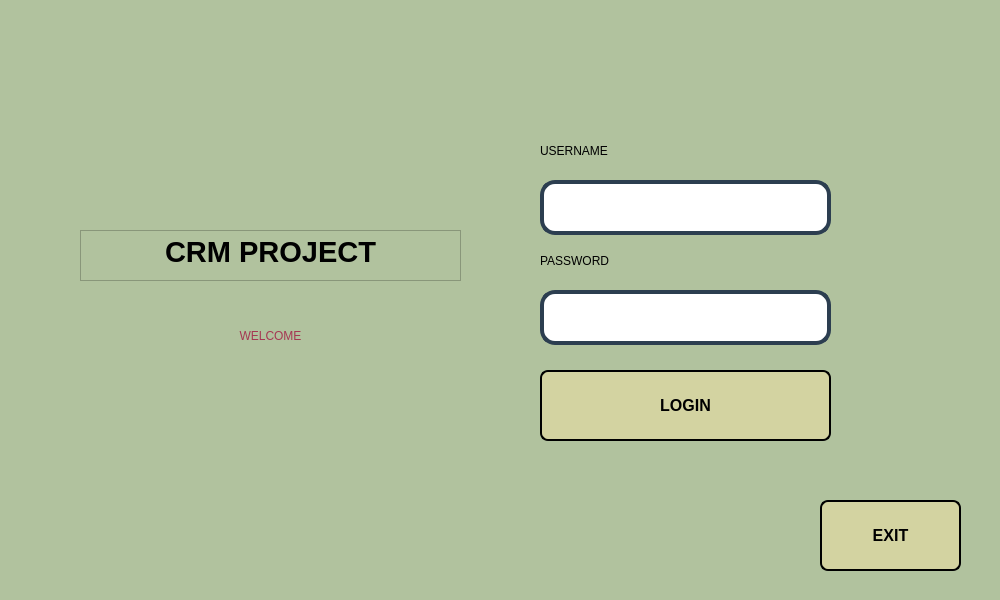
Qt form UIs/login.ui (werhereitacademy/Python-Module-Week7) before a commit.
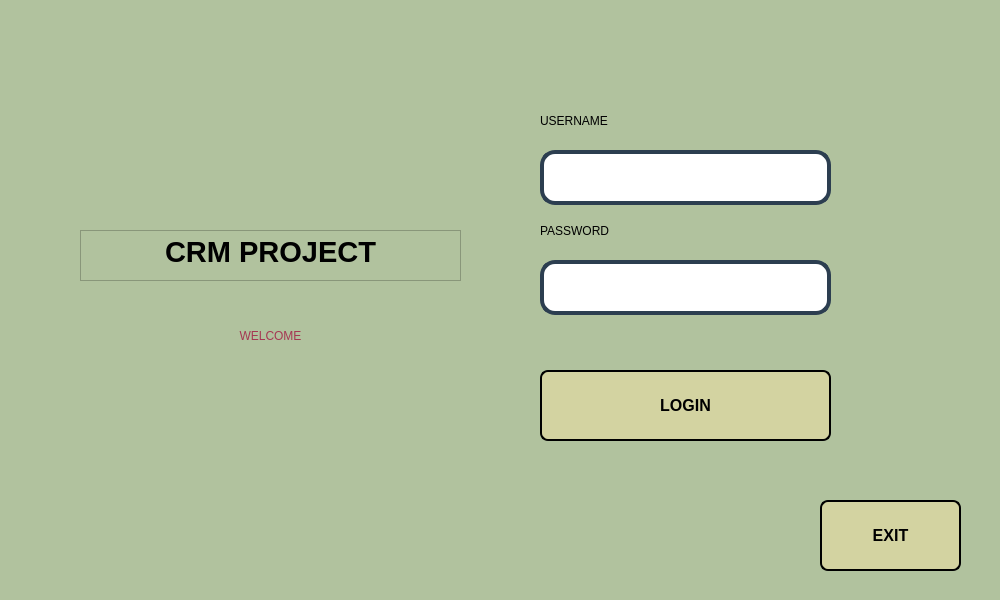
The same form after that commit.

```diff
--- a/UIs/login.ui
+++ b/UIs/login.ui
@@ -10,6 +10,24 @@
     <height>600</height>
    </rect>
   </property>
+  <property name="sizePolicy">
+   <sizepolicy hsizetype="Fixed" vsizetype="Fixed">
+    <horstretch>0</horstretch>
+    <verstretch>0</verstretch>
+   </sizepolicy>
+  </property>
+  <property name="minimumSize">
+   <size>
+    <width>1000</width>
+    <height>600</height>
+   </size>
+  </property>
+  <property name="maximumSize">
+   <size>
+    <width>1000</width>
+    <height>600</height>
+   </size>
+  </property>
   <property name="windowTitle">
    <string>Dialog</string>
   </property>
@@ -78,7 +96,7 @@
    <property name="geometry">
     <rect>
      <x>540</x>
-     <y>180</y>
+     <y>150</y>
      <width>291</width>
      <height>55</height>
     </rect>
@@ -104,7 +122,7 @@
    <property name="geometry">
     <rect>
      <x>540</x>
-     <y>290</y>
+     <y>260</y>
      <width>291</width>
      <height>55</height>
     </rect>
@@ -136,7 +154,7 @@
    <property name="geometry">
     <rect>
      <x>540</x>
-     <y>140</y>
+     <y>110</y>
      <width>191</width>
      <height>21</height>
     </rect>
@@ -152,7 +170,7 @@
    <property name="geometry">
     <rect>
      <x>540</x>
-     <y>250</y>
+     <y>220</y>
      <width>141</width>
      <height>21</height>
     </rect>
```
Left out of the diff: 12 changed lines with no effect on the pictures.
